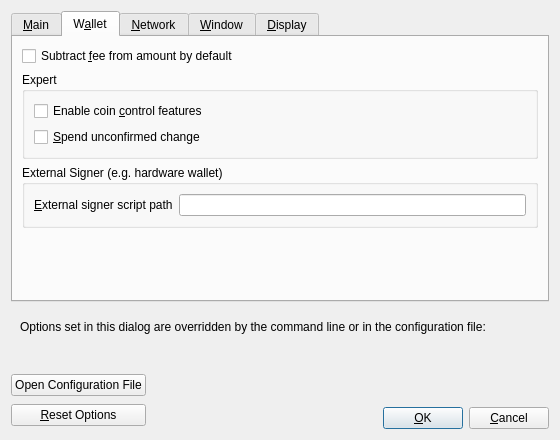
Old version of the form src/qt/forms/optionsdialog.ui in the repository syscoin/syscoin.
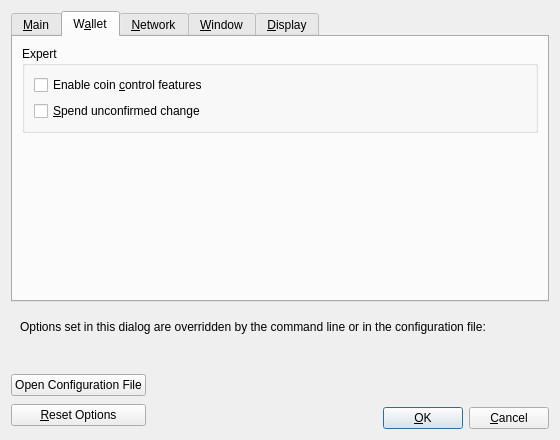
New version of the form. The open tabs and pages were chosen to show the change. Custom widgets are drawn as their Qt base class.

The edit to the form file:
```diff
--- a/src/qt/forms/optionsdialog.ui
+++ b/src/qt/forms/optionsdialog.ui
@@ -210,16 +210,6 @@
        <string>W&amp;allet</string>
       </attribute>
       <layout class="QVBoxLayout" name="verticalLayout_Wallet">
-       <item>
-        <widget class="QCheckBox" name="subFeeFromAmount">
-         <property name="toolTip">
-          <string extracomment="Tooltip text for Options window setting that sets subtracting the fee from a sending amount as default.">Whether to set subtract fee from amount as default or not.</string>
-         </property>
-         <property name="text">
-          <string extracomment="An Options window setting to set subtracting the fee from a sending amount as default.">Subtract &amp;fee from amount by default</string>
-         </property>
-        </widget>
-       </item>
        <item>
         <widget class="QGroupBox" name="groupBox">
          <property name="title">
@@ -249,36 +239,6 @@
          </layout>
         </widget>
        </item>
-       <item>
-        <widget class="QGroupBox" name="groupBoxHww">
-         <property name="title">
-          <string>External Signer (e.g. hardware wallet)</string>
-         </property>
-         <layout class="QVBoxLayout" name="verticalLayoutHww">
-          <item>
-           <layout class="QHBoxLayout" name="horizontalLayoutHww">
-            <item>
-             <widget class="QLabel" name="externalSignerPathLabel">
-              <property name="text">
-               <string>&amp;External signer script path</string>
-              </property>
-              <property name="buddy">
-               <cstring>externalSignerPath</cstring>
-              </property>
-             </widget>
-            </item>
-            <item>
-             <widget class="QLineEdit" name="externalSignerPath">
-              <property name="toolTip">
-               <string>Full path to a Syscoin Core compatible script (e.g. C:\Downloads\hwi.exe or /Users/you/Downloads/hwi.py). Beware: malware can steal your coins!</string>
-              </property>
-             </widget>
-            </item>
-           </layout>
-          </item>
-         </layout>
-        </widget>
-       </item>
        <item>
         <spacer name="verticalSpacer_Wallet">
          <property name="orientation">
```
Left out of the diff: 8 changed lines with no effect on the pictures. Lines whose indentation alone changed are shown as unchanged.
